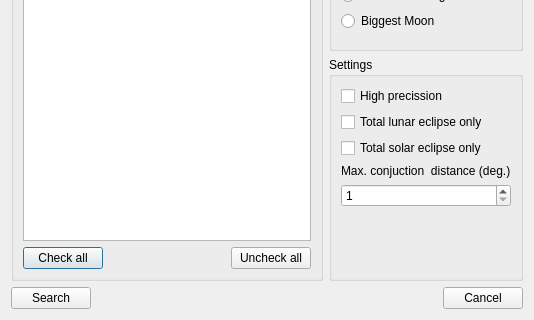
Before: the Qt Designer form ceventsearch.ui in PavelMr/skytechx, drawn with Qt 5; both pictures show x 0 to 534 and y 211 to 531 of the 534 by 531 pixel window.
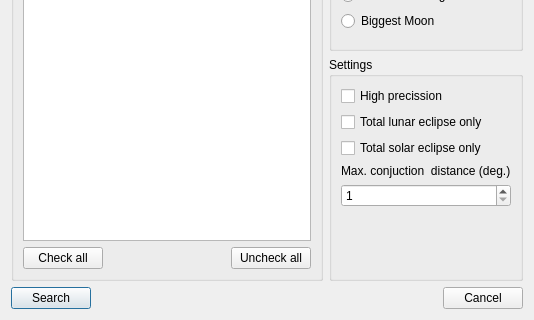
After: the same form once the commit is applied.

```diff
--- a/ceventsearch.ui
+++ b/ceventsearch.ui
@@ -202,6 +202,9 @@
        <property name="text">
         <string>Search</string>
        </property>
+       <property name="default">
+        <bool>true</bool>
+       </property>
       </widget>
      </item>
      <item>
```
